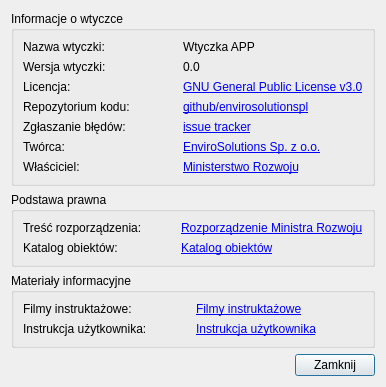
First picture: the form in modules/settings/views/ui/pomoc_dialog_base.ui, repository envirosolutionspl/wtyczka_qgis_app, before the edit.
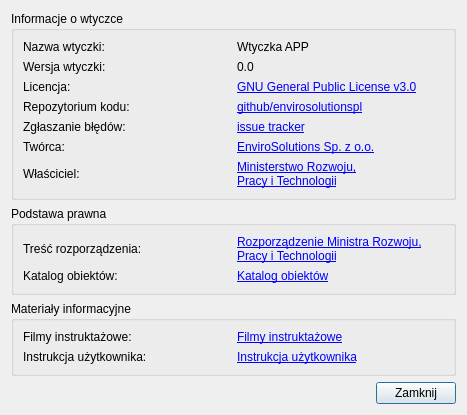
Second picture: the form after the edit.

Commit message: podmiana linków instrukcji, wideoinstrukcji oraz rozporządzenia

What changed in the file:
```diff
--- a/modules/settings/views/ui/pomoc_dialog_base.ui
+++ b/modules/settings/views/ui/pomoc_dialog_base.ui
@@ -9,8 +9,8 @@
    <rect>
     <x>0</x>
     <y>0</y>
-    <width>386</width>
-    <height>359</height>
+    <width>467</width>
+    <height>407</height>
    </rect>
   </property>
   <property name="windowTitle">
@@ -65,7 +65,10 @@
         <item row="6" column="1">
          <widget class="QLabel" name="label_11">
           <property name="text">
-           <string>&lt;a href=&quot;https://www.gov.pl/web/rozwoj&quot;&gt;Ministerstwo Rozwoju&lt;/a&gt;</string>
+           <string>&lt;html&gt;&lt;head/&gt;&lt;body&gt;&lt;p&gt;&lt;a href=&quot;https://www.gov.pl/web/rozwoj&quot;&gt;&lt;span style=&quot; text-decoration: underline; color:#0000ff;&quot;&gt;Ministerstwo Rozwoju,&lt;br/&gt;Pracy i Technologii&lt;/span&gt;&lt;/a&gt;&lt;/p&gt;&lt;/body&gt;&lt;/html&gt;</string>
+          </property>
+          <property name="wordWrap">
+           <bool>false</bool>
           </property>
           <property name="openExternalLinks">
            <bool>true</bool>
@@ -216,7 +219,7 @@
         <item row="0" column="1">
          <widget class="QLabel" name="label_13">
           <property name="text">
-           <string>&lt;html&gt;&lt;head/&gt;&lt;body&gt;&lt;p&gt;&lt;a href=&quot;http://www.gov.pl/zagospodarowanieprzestrzenne/wtyczka-app&quot;&gt;&lt;span style=&quot; text-decoration: underline; color:#0000ff;&quot;&gt;Rozporządzenie Ministra Rozwoju&lt;/span&gt;&lt;/a&gt;&lt;/p&gt;&lt;/body&gt;&lt;/html&gt;</string>
+           <string>&lt;html&gt;&lt;head/&gt;&lt;body&gt;&lt;p&gt;&lt;a href=&quot;https://dziennikustaw.gov.pl/D2020000191601.pdf&quot;&gt;&lt;span style=&quot; text-decoration: underline; color:#0000ff;&quot;&gt;Rozporządzenie Ministra Rozwoju,&lt;br/&gt;Pracy i Technologii&lt;/span&gt;&lt;/a&gt;&lt;/p&gt;&lt;/body&gt;&lt;/html&gt;</string>
           </property>
           <property name="openExternalLinks">
            <bool>true</bool>
@@ -270,7 +273,7 @@
         <item row="0" column="1">
          <widget class="QLabel" name="label_16">
           <property name="text">
-           <string>&lt;html&gt;&lt;head/&gt;&lt;body&gt;&lt;p&gt;&lt;a href=&quot;http://www.gov.pl/zagospodarowanieprzestrzenne/wtyczka-app&quot;&gt;&lt;span style=&quot; text-decoration: underline; color:#0000ff;&quot;&gt;Filmy instruktażowe&lt;/span&gt;&lt;/a&gt;&lt;/p&gt;&lt;/body&gt;&lt;/html&gt;</string>
+           <string>&lt;html&gt;&lt;head/&gt;&lt;body&gt;&lt;p&gt;&lt;a href=&quot;https://youtu.be/2BMjrvGA-x8&quot;&gt;&lt;span style=&quot; text-decoration: underline; color:#0000ff;&quot;&gt;Filmy instruktażowe&lt;/span&gt;&lt;/a&gt;&lt;/p&gt;&lt;/body&gt;&lt;/html&gt;</string>
           </property>
           <property name="openExternalLinks">
            <bool>true</bool>
@@ -290,7 +293,7 @@
         <item row="1" column="1">
          <widget class="QLabel" name="label_18">
           <property name="text">
-           <string>&lt;html&gt;&lt;head/&gt;&lt;body&gt;&lt;p&gt;&lt;a href=&quot;http://www.gov.pl/zagospodarowanieprzestrzenne/wtyczka-app&quot;&gt;&lt;span style=&quot; text-decoration: underline; color:#0000ff;&quot;&gt;Instrukcja użytkownika&lt;/span&gt;&lt;/a&gt;&lt;/p&gt;&lt;/body&gt;&lt;/html&gt;</string>
+           <string>&lt;html&gt;&lt;head/&gt;&lt;body&gt;&lt;p&gt;&lt;a href=&quot;http://www.gov.pl/zagospodarowanieprzestrzenne/instrukcja-uzytkownika-wtyczka-app&quot;&gt;&lt;span style=&quot; text-decoration: underline; color:#0000ff;&quot;&gt;Instrukcja użytkownika&lt;/span&gt;&lt;/a&gt;&lt;/p&gt;&lt;/body&gt;&lt;/html&gt;</string>
           </property>
           <property name="openExternalLinks">
            <bool>true</bool>
```
The commit also changes 5 other files.
